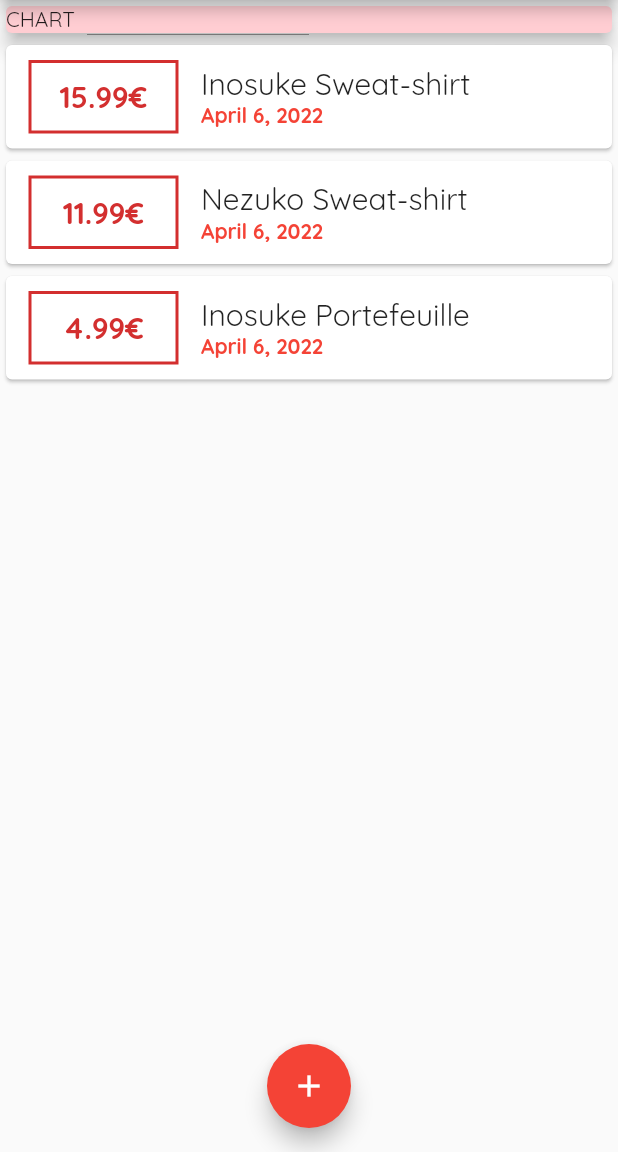
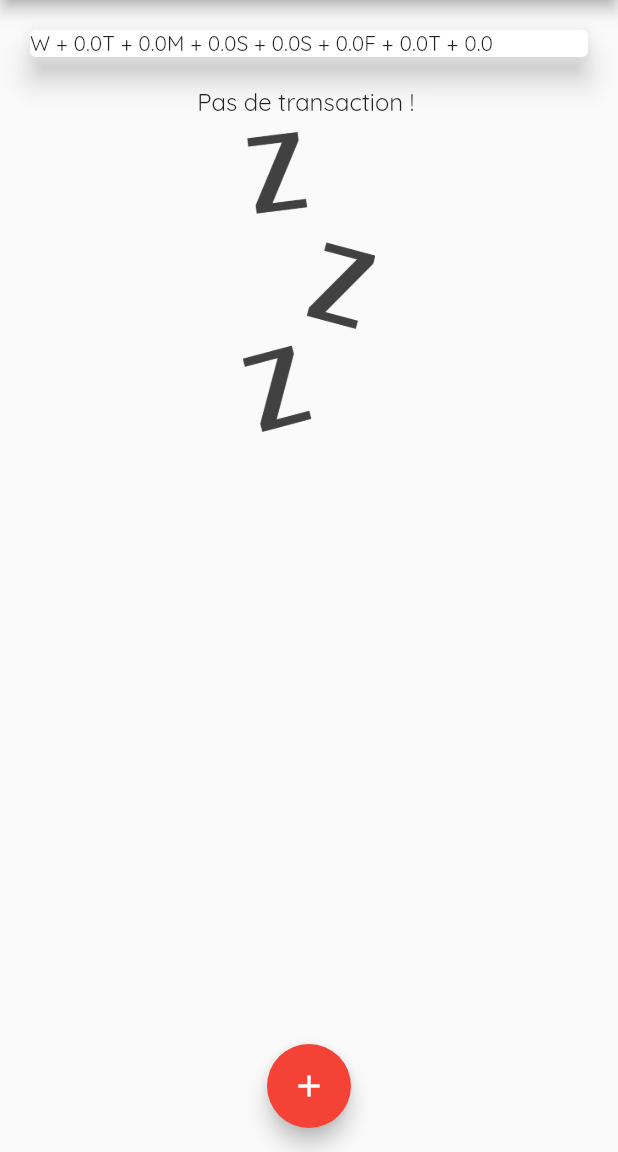
Before and after one commit to ApachaiZ/udemy_course_project_1, a Flutter app: the screen it shows after launch, on a phone screen of 412 x 824 dp, the part 84-1236 px from its top. Run offline on Flutter 3.47's test engine with Material 2 defaults, Android fonts, the phone set to English and light mode, and no system bars.

Commit message:
Section 4 part 104

```diff
--- a/lib/main.dart
+++ b/lib/main.dart
@@ -1,4 +1,5 @@
 import 'package:flutter/material.dart';
+import 'package:udemy_course_project_1/widgets/chart.dart';
 import 'package:udemy_course_project_1/widgets/new_transaction.dart';
 import 'package:udemy_course_project_1/widgets/transaction_list.dart';
 
@@ -39,26 +40,14 @@ class MyHomePage extends StatefulWidget {
 }
 
 class _MyHomePageState extends State<MyHomePage> {
-  final List<Transaction> _userTransactions = [
-    Transaction(
-      id: "t1",
-      title: "Inosuke Sweat-shirt",
-      amount: 15.99,
-      date: DateTime.now(),
-    ),
-    Transaction(
-      id: "t2",
-      title: "Nezuko Sweat-shirt",
-      amount: 11.99,
-      date: DateTime.now(),
-    ),
-    Transaction(
-      id: "t3",
-      title: "Inosuke Portefeuille",
-      amount: 4.99,
-      date: DateTime.now(),
-    ),
-  ];
+  final List<Transaction> _userTransactions = [];
+
+  List<Transaction> get _recentTransaction {
+    return _userTransactions.where((transact) {
+      return transact.date
+          .isAfter(DateTime.now().subtract(const Duration(days: 7)));
+    }).toList();
+  }
 
   void _addNewTransaction(String title, double amount) {
     setState(() {
@@ -98,13 +87,8 @@ class _MyHomePageState extends State<MyHomePage> {
         child: Column(
           crossAxisAlignment: CrossAxisAlignment.stretch,
           children: [
-            SizedBox(
-              width: double.infinity,
-              child: Card(
-                color: Theme.of(context).primaryColorLight,
-                child: const Text("CHART"),
-                elevation: 5,
-              ),
+            Chart(
+              recentTransactions: _recentTransaction,
             ),
             SizedBox(child: TransactionList(transactions: _userTransactions)),
           ],
--- /dev/null
+++ b/lib/widgets/chart.dart
@@ -0,0 +1,44 @@
+import 'package:flutter/material.dart';
+import 'package:intl/intl.dart';
+import 'package:udemy_course_project_1/models/transaction.dart';
+
+class Chart extends StatelessWidget {
+  static const int numberOfDays = 7;
+
+  const Chart({Key? key, required this.recentTransactions}) : super(key: key);
+
+  final List<Transaction> recentTransactions;
+
+  List<Map<String, Object>> get groupedTransactionValues {
+    return List.generate(numberOfDays, (index) {
+      final weekDay = DateTime.now().subtract(
+        Duration(days: index),
+      );
+      double totalSum = 0.0;
+      for (var transaction in recentTransactions) {
+        if (transaction.date.day == weekDay.day &&
+            transaction.date.month == weekDay.month &&
+            transaction.date.year == weekDay.year) {
+          totalSum += transaction.amount;
+        }
+      }
+      return {
+        "day": DateFormat.E().format(weekDay).substring(0, 1),
+        "amount": totalSum
+      };
+    });
+  }
+
+  @override
+  Widget build(BuildContext context) {
+    return Card(
+      elevation: 8,
+      margin: const EdgeInsets.all(20),
+      child: Row(
+        children: groupedTransactionValues.map((data) {
+          return Text("${data['day']} + ${data['amount'].toString()}");
+        }).toList(),
+      ),
+    );
+  }
+}
--- a/lib/widgets/transaction_list.dart
+++ b/lib/widgets/transaction_list.dart
@@ -12,8 +12,28 @@ class TransactionList extends StatelessWidget {
   Widget build(BuildContext context) {
     return SizedBox(
       height: 300,
-      child: ListView(
-        children: transactions.map((tx) {
+      child: transactions.isEmpty
+          ? Column(
+              children: [
+                Text(
+                  "Pas de transaction ! ",
+                  style: Theme.of(context).textTheme.titleMedium,
+                ),
+                const SizedBox(
+                  height: 10,
+                ),
+                SizedBox(
+                  height: 200,
+                  child: Image.asset(
+                    "assets/images/waiting.png",
+                    fit: BoxFit.cover,
+                  ),
+                ),
+              ],
+            )
+          : ListView(
+              children: transactions.map(
+                (tx) {
                   return Card(
                     child: Row(
                       children: [
@@ -60,7 +80,8 @@ class TransactionList extends StatelessWidget {
                       ],
                     ),
                   );
-        }).toList(),
+                },
+              ).toList(),
             ),
     );
   }
```
Also changed, not shown: lib/widgets/chart_bar.dart (added, +55 -0 lines), pubspec.yaml (+2 -60 lines), assets/images/waiting.png (added). Lines whose indentation alone changed are shown as unchanged.
